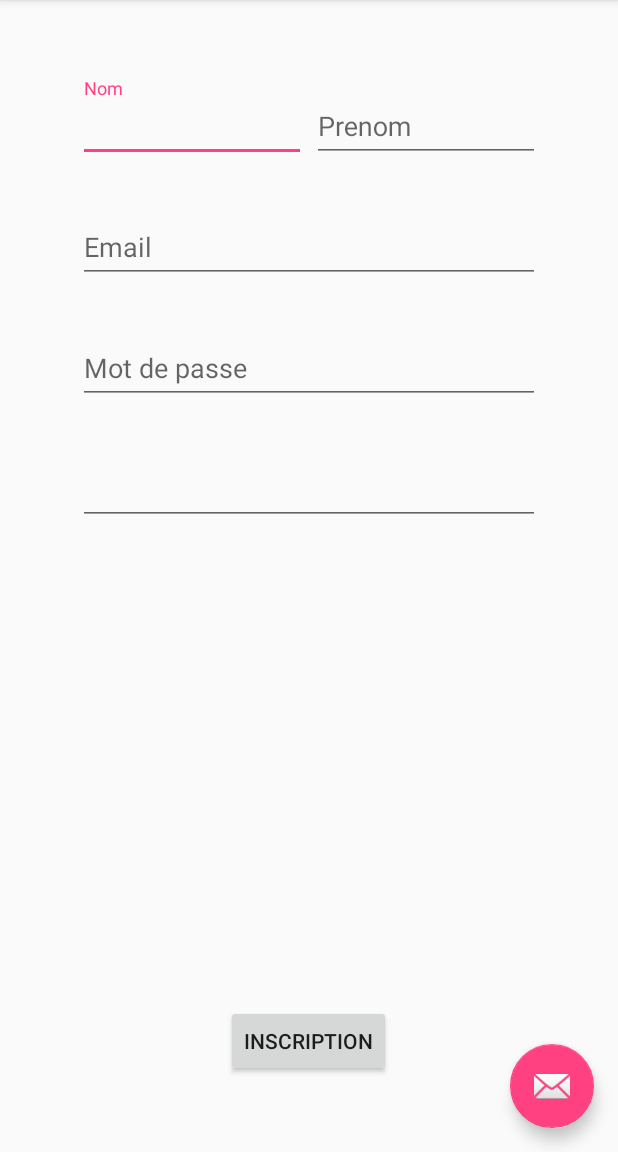
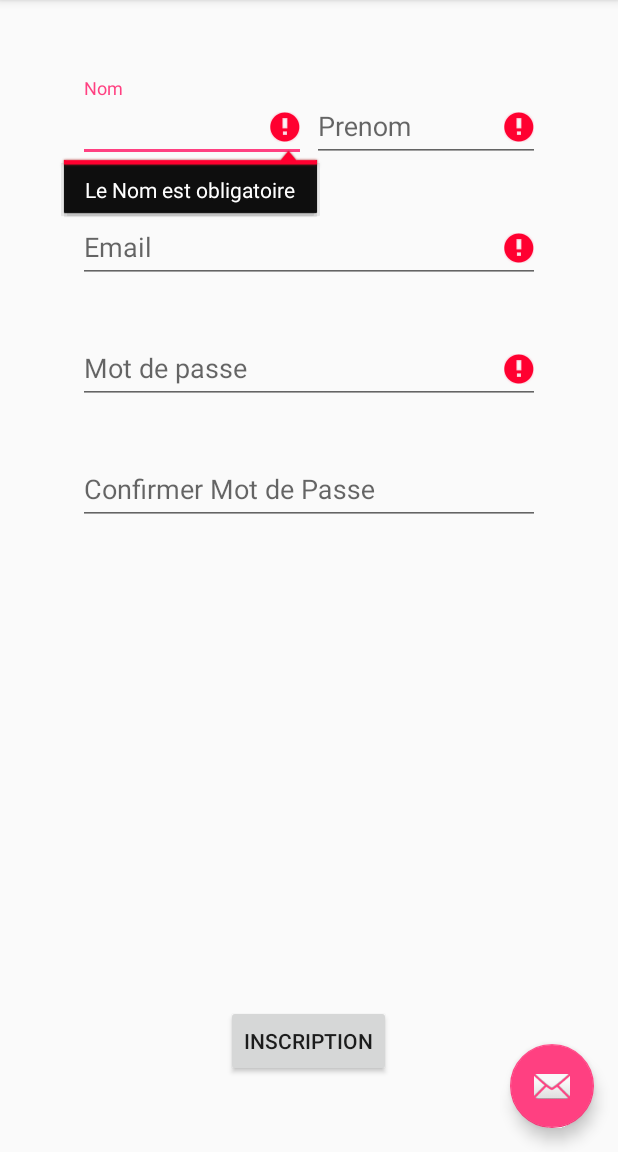
Before and after one commit to KikooNatBG/student-android, an Android app: the screen it shows after launch (NetworkActivity), after a tap on "INSCRIPTION", on a phone screen of 412 x 824 dp, the part 84-1236 px from its top. Run offline under Robolectric (Android 15) with nearby library versions, the phone set to English and light mode, and no system bars.

Commit message:
Update RegisterService

```diff
--- a/app/src/main/java/studentnetwork/android/com/studentnetwork/NetworkActivity.java
+++ b/app/src/main/java/studentnetwork/android/com/studentnetwork/NetworkActivity.java
@@ -3,6 +3,7 @@ package studentnetwork.android.com.studentnetwork;
 import android.os.Bundle;
 import android.support.design.widget.FloatingActionButton;
 import android.support.design.widget.Snackbar;
+import android.util.Log;
 import android.view.View;
 import android.support.design.widget.NavigationView;
 import android.support.v4.view.GravityCompat;
@@ -19,12 +20,6 @@ import studentnetwork.android.com.studentnetwork.bo.User;
 
 public class NetworkActivity extends AppCompatActivity
         implements NavigationView.OnNavigationItemSelectedListener {
-
-    private EditText txtNom;
-    private EditText txtPrenom;
-    private EditText txtMail;
-    private EditText txtPassword;
-    private EditText txtPasswordConfirm;
 
     @Override
     protected void onCreate(Bundle savedInstanceState) {
@@ -50,16 +45,6 @@ public class NetworkActivity extends AppCompatActivity
 
         NavigationView navigationView = (NavigationView) findViewById(R.id.nav_view);
         navigationView.setNavigationItemSelectedListener(this);
-    }
-
-    @Override
-    protected void onResume() {
-        super.onResume();
-        txtNom = (EditText) findViewById(R.id.register_txt_nom);
-        txtPrenom = (EditText) findViewById(R.id.register_txt_prenom);
-        txtMail = (EditText) findViewById(R.id.register_txt_mail);
-        txtPassword = (EditText) findViewById(R.id.register_txt_password);
-        txtPasswordConfirm = (EditText) findViewById(R.id.register_txt_password_confirm);
     }
 
     @Override
@@ -120,7 +105,7 @@ public class NetworkActivity extends AppCompatActivity
     }
 
     public void onClickRegister(View view) {
-        UserRegisterService service = new UserRegisterService(view);
-        service.validate();
+        UserRegisterService service = new UserRegisterService(this);
+        User user = service.validate();
     }
 }
--- a/app/src/main/java/studentnetwork/android/com/studentnetwork/bll/UserRegisterService.java
+++ b/app/src/main/java/studentnetwork/android/com/studentnetwork/bll/UserRegisterService.java
@@ -1,43 +1,34 @@
 package studentnetwork.android.com.studentnetwork.bll;
 
-
-import android.view.View;
+import android.app.Activity;
+import android.util.Patterns;
 import android.widget.EditText;
 
 import studentnetwork.android.com.studentnetwork.R;
 import studentnetwork.android.com.studentnetwork.bo.User;
 
-import static android.R.attr.password;
+public class UserRegisterService {
+    private static final java.lang.CharSequence NOM_EMPTY = "Le Nom est obligatoire";
+    private static final java.lang.CharSequence PRENOM_EMPTY = "Le Prenom est obligatoire";
+    private static final java.lang.CharSequence MAIL_EMPTY = "L'Email est obligatoire";
+    private static final java.lang.CharSequence MAIL_EXIST = "Cet Email est déja associé à un compte";
+    private static final java.lang.CharSequence MAIL_INVALID = "L'Email doit être valide";
+    private static final java.lang.CharSequence PASSWORD_EMPTY = "Le Mot de Passe est obligatoire";
+    private static final java.lang.CharSequence PASSWORD_MIN_CONSTRAINT = "Le Mot de Passe doit contenir au moins 6 caractères";
+    private static final java.lang.CharSequence PASSWORD_SAME_CONSTRAINT = "Le Mot de Passe doit être identique";
 
-/*
-First Name
-Last Name
-Email
-Password
-Register Date
-User Type
-Gender
- */
-public class UserRegisterService {
-    private static final java.lang.CharSequence NOM_EMPTY = "Le Nom est obligatoire.";
-    private static final java.lang.CharSequence PRENOM_EMPTY = "Le Prenom est obligatoire?";
-    private static final java.lang.CharSequence MAIL_EMPTY = "L'Email est obligatoire.";
-    private static final java.lang.CharSequence PASSWORD_EMPTY = "Le Mot de Passe est obligatoire.";
-    private static final java.lang.CharSequence PASSWORD_MIN_CONSTRAINT = "Le Mot de Passe doit contenir au moins 6 caractères";
-    private static final java.lang.CharSequence PASSWORD_SAME_CONSTRAINT = "Le Mot de Passe doit être identique.";
-    private static final java.lang.CharSequence MAIL_EXIST = "Cet Email est déja associé à un compte.";
     private EditText txtNom;
     private EditText txtPrenom;
     private EditText txtMail;
     private EditText txtPassword;
     private EditText txtPasswordConfirm;
 
-    public UserRegisterService(View view) {
-        txtNom = (EditText) view.findViewById(R.id.register_txt_nom);
-        txtPrenom = (EditText) view.findViewById(R.id.register_txt_prenom);
-        txtMail = (EditText) view.findViewById(R.id.register_txt_mail);
-        txtPassword = (EditText) view.findViewById(R.id.register_txt_password);
-        txtPasswordConfirm = (EditText) view.findViewById(R.id.register_txt_password_confirm);
+    public UserRegisterService(Activity activity) {
+        txtNom = activity.findViewById(R.id.register_txt_nom);
+        txtPrenom = activity.findViewById(R.id.register_txt_prenom);
+        txtMail = activity.findViewById(R.id.register_txt_mail);
+        txtPassword = activity.findViewById(R.id.register_txt_password);
+        txtPasswordConfirm = activity.findViewById(R.id.register_txt_password_confirm);
     }
 
     private String inputToString(EditText txt) {
@@ -50,35 +41,32 @@ public class UserRegisterService {
 
     private boolean isOk() {
         boolean ok = true;
-        // Nom vide
         if (isEmpty(txtNom)) {
             txtNom.setError(NOM_EMPTY);
             ok = false;
         }
-        // Prenom Vide
         if (isEmpty(txtPrenom)) {
             txtPrenom.setError(PRENOM_EMPTY);
             ok = false;
         }
-        // Mail Vide
         if (isEmpty(txtMail)) {
             txtMail.setError(MAIL_EMPTY);
             ok = false;
-            //UserService.getOneByEmail(inputToString(txtMail)) renvoie un user
-        } else if (true) {
+
+        } else if (!Patterns.EMAIL_ADDRESS.matcher(inputToString(txtMail)).matches()) {
+            txtMail.setError(MAIL_INVALID);
+            ok = false;
+        } else if (true /*UserService.getOneByEmail(inputToString(txtMail)) renvoie un user*/) {
             txtMail.setError(MAIL_EXIST);
             ok = false;
         }
-        // Password Vide
         if (isEmpty(txtPassword)) {
             txtPassword.setError(PASSWORD_EMPTY);
             ok = false;
-            // Password > 6 caractère
         } else if (inputToString(txtPassword).length() < 6) {
             txtPassword.setError(PASSWORD_MIN_CONSTRAINT);
             ok = false;
-            // Password Identique
-        } else if (inputToString(txtPassword).equals(inputToString(txtPasswordConfirm))) {
+        } else if (!inputToString(txtPassword).equals(inputToString(txtPasswordConfirm))) {
             txtPasswordConfirm.setError(PASSWORD_SAME_CONSTRAINT);
             ok = false;
         }
@@ -87,8 +75,8 @@ public class UserRegisterService {
 
     public User validate() {
         boolean ok = isOk();
-        User user=new User();
-        if(ok){
+        User user = new User();
+        if (ok) {
             user.setLastName(inputToString(txtNom));
             user.setFirstName(inputToString(txtPrenom));
             user.setEmail(inputToString(txtMail));
--- a/app/src/main/res/layout/content_network.xml
+++ b/app/src/main/res/layout/content_network.xml
@@ -9,38 +9,42 @@
     tools:context="studentnetwork.android.com.studentnetwork.NetworkActivity">
 
     <LinearLayout
-        android:id="@+id/register_layout_nom"
+        android:id="@+id/register_layout_group"
         android:layout_width="match_parent"
-        android:layout_height="wrap_content">
+        android:layout_height="wrap_content"
+        android:baselineAligned="false">
+
         <android.support.design.widget.TextInputLayout
+            android:id="@+id/register_layout_nom"
             android:layout_width="match_parent"
             android:layout_height="wrap_content"
-            app:errorEnabled="true"
+            android:layout_margin="2dp"
             android:layout_weight="1"
-            android:layout_margin="2dp">
+            app:errorEnabled="true">
 
             <EditText
                 android:id="@+id/register_txt_nom"
                 android:layout_width="match_parent"
                 android:layout_height="wrap_content"
                 android:hint="@string/nom"
-                android:inputType="textPersonName"/>
+                android:inputType="textPersonName" />
 
         </android.support.design.widget.TextInputLayout>
 
         <android.support.design.widget.TextInputLayout
+            android:id="@+id/register_layout_prenom"
             android:layout_width="match_parent"
             android:layout_height="wrap_content"
-            app:errorEnabled="true"
+            android:layout_margin="2dp"
             android:layout_weight="1"
-            android:layout_margin="2dp">
+            app:errorEnabled="true">
 
             <EditText
                 android:id="@+id/register_txt_prenom"
                 android:layout_width="match_parent"
                 android:layout_height="wrap_content"
                 android:hint="@string/prenom"
-                android:inputType="textPersonName"/>
+                android:inputType="textPersonName" />
 
         </android.support.design.widget.TextInputLayout>
     </LinearLayout>
@@ -49,16 +53,16 @@
         android:id="@+id/register_layout_mail"
         android:layout_width="match_parent"
         android:layout_height="wrap_content"
-        app:errorEnabled="true"
+        android:layout_below="@id/register_layout_group"
         android:layout_margin="2dp"
-        android:layout_below="@id/register_layout_nom">
+        app:errorEnabled="true">
 
         <EditText
             android:id="@+id/register_txt_mail"
             android:layout_width="match_parent"
             android:layout_height="wrap_content"
             android:hint="@string/email"
-            android:inputType="textEmailAddress"/>
+            android:inputType="textEmailAddress" />
 
     </android.support.design.widget.TextInputLayout>
 
@@ -66,16 +70,16 @@
         android:id="@+id/register_layout_password"
         android:layout_width="match_parent"
         android:layout_height="wrap_content"
-        app:errorEnabled="true"
+        android:layout_below="@id/register_layout_mail"
         android:layout_margin="2dp"
-        android:layout_below="@id/register_layout_mail">
+        app:errorEnabled="true">
 
         <EditText
             android:id="@+id/register_txt_password"
             android:layout_width="match_parent"
             android:layout_height="wrap_content"
             android:hint="@string/mot_de_passe"
-            android:inputType="textPassword"/>
+            android:inputType="textPassword" />
 
     </android.support.design.widget.TextInputLayout>
 
@@ -83,25 +87,25 @@
         android:id="@+id/register_layout_password_confirm"
         android:layout_width="match_parent"
         android:layout_height="wrap_content"
-        app:errorEnabled="true"
+        android:layout_below="@id/register_layout_password"
         android:layout_margin="2dp"
-        android:layout_below="@id/register_layout_password">
+        app:errorEnabled="true">
 
         <EditText
             android:id="@+id/register_txt_password_confirm"
             android:layout_width="match_parent"
             android:layout_height="wrap_content"
-            android:hint=""
-            android:inputType="textPassword"/>
+            android:hint="@string/confirmer_mot_de_passe"
+            android:inputType="textPassword" />
 
     </android.support.design.widget.TextInputLayout>
 
     <Button
         android:layout_width="wrap_content"
         android:layout_height="wrap_content"
+        android:layout_alignParentBottom="true"
         android:layout_centerHorizontal="true"
-        android:text="@string/inscription"
-        android:layout_alignParentBottom="true"
-        android:onClick="onClickRegister"/>
+        android:onClick="onClickRegister"
+        android:text="@string/inscription" />
 
 </RelativeLayout>
```
Also changed, not shown: gradle/wrapper/gradle-wrapper.properties.
